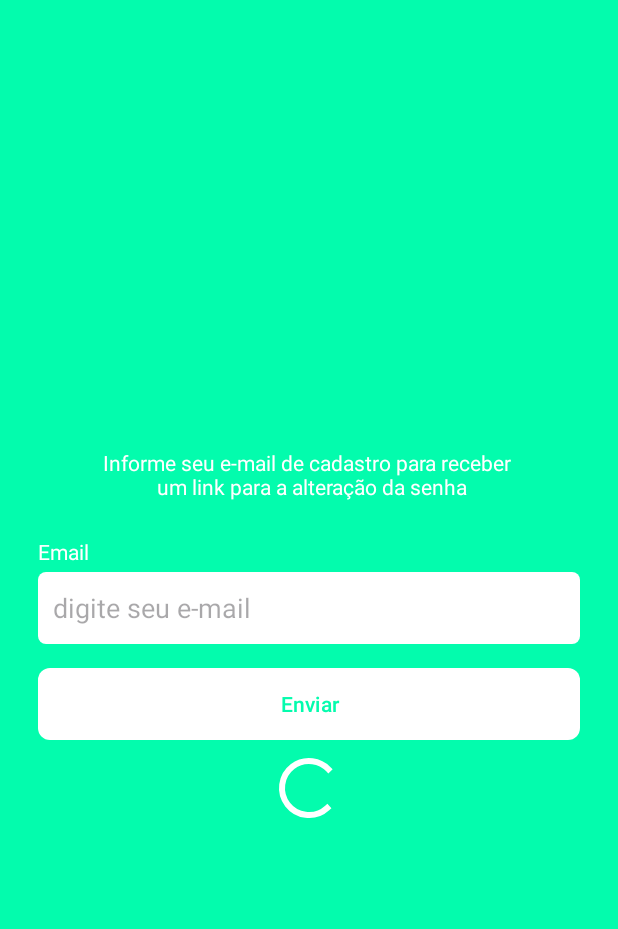
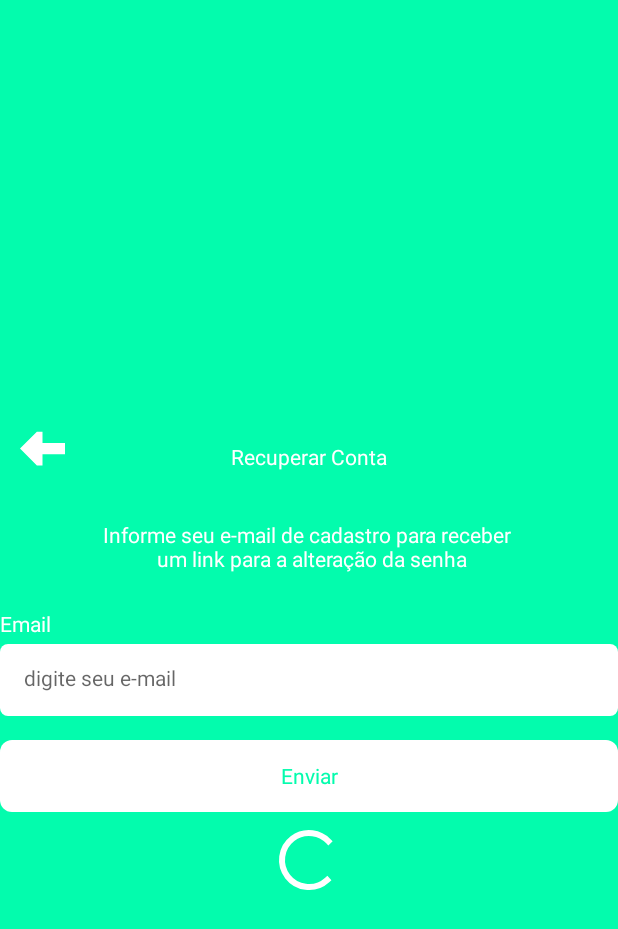
Before and after one commit to Eduardo-D-A/Kanbam, an Android app: the RecoverAccountFragment screen opened through its navigation route, on a phone screen of 412 x 824 dp. Shown: the top 929 px of the screen. Run offline under Robolectric (Android 15) with nearby library versions, the phone set to English and light mode, and no system bars; 1 statement that could not run was skipped.

Commit message:
Kanbam V2

```diff
--- a/app/src/main/java/com/eduardo/task/ui/RecoverAccountFragment.kt
+++ /dev/null
@@ -1,27 +0,0 @@
-package com.eduardo.task.ui
-
-import android.os.Bundle
-import androidx.fragment.app.Fragment
-import android.view.LayoutInflater
-import android.view.View
-import android.view.ViewGroup
-import com.eduardo.task.R
-import com.eduardo.task.databinding.FragmentRecoverAccountBinding
-
-class RecoverAccountFragment : Fragment() {
-
-    private var _binding: FragmentRecoverAccountBinding? = null
-    private val binding get() = _binding!!
-
-    override fun onCreateView(
-        inflater: LayoutInflater, container: ViewGroup?,
-        savedInstanceState: Bundle?
-    ): View {
-        _binding = FragmentRecoverAccountBinding.inflate(inflater,container,false)
-        return binding.root
-    }
-    override fun onDestroyView() {
-        super.onDestroyView()
-        _binding = null
-    }
-}
--- /dev/null
+++ b/app/src/main/java/com/eduardo/task/ui/auth/RecoverAccountFragment.kt
@@ -0,0 +1,55 @@
+package com.eduardo.task.ui.auth
+
+import android.os.Bundle
+import androidx.fragment.app.Fragment
+import android.view.LayoutInflater
+import android.view.View
+import android.view.ViewGroup
+import android.widget.Toast
+import androidx.navigation.fragment.findNavController
+import com.eduardo.task.R
+import com.eduardo.task.databinding.FragmentRecoverAccountBinding
+import com.eduardo.task.util.initToolbar
+import com.eduardo.task.util.showBottomSheet
+
+class RecoverAccountFragment : Fragment() {
+
+    private var _binding: FragmentRecoverAccountBinding? = null
+    private val binding get() = _binding!!
+
+    override fun onCreateView(
+        inflater: LayoutInflater, container: ViewGroup?,
+        savedInstanceState: Bundle?
+    ): View {
+        _binding = FragmentRecoverAccountBinding.inflate(inflater,container,false)
+        return binding.root
+    }
+
+    override fun onViewCreated(view: View, savedInstanceState: Bundle?) {
+        super.onViewCreated(view, savedInstanceState)
+        initToolbar(binding.toolBar)
+        initListener()
+    }
+
+    override fun onDestroyView() {
+        super.onDestroyView()
+        _binding = null
+    }
+
+    private fun initListener() {
+        binding.buttonEnviar.setOnClickListener {
+            validateDate()
+        }
+    }
+
+    private fun validateDate() {
+        val email = binding.email.text.toString().trim()
+
+        if (email.isNotBlank()){
+            Toast.makeText(requireContext(), "Tudo Ok!", Toast.LENGTH_SHORT).show()
+        }
+        else{
+            showBottomSheet(message = getString(R.string.email_empty))
+        }
+    }
+}
--- a/app/src/main/res/layout/fragment_recover_account.xml
+++ b/app/src/main/res/layout/fragment_recover_account.xml
@@ -4,18 +4,30 @@
     android:layout_width="match_parent"
     android:layout_height="match_parent"
     xmlns:app="http://schemas.android.com/apk/res-auto"
-    tools:context=".ui.RecoverAccountFragment"
+    tools:context=".ui.auth.RecoverAccountFragment"
     android:fillViewport="true">
 
     <LinearLayout
         android:layout_width="match_parent"
         android:layout_height="wrap_content"
-        app:layout_constraintBottom_toBottomOf="parent"
-        app:layout_constraintEnd_toEndOf="parent"
-        app:layout_constraintStart_toStartOf="parent"
-        app:layout_constraintTop_toTopOf="parent"
-        android:orientation="vertical"
-        android:layout_marginHorizontal="25dp">
+        android:orientation="vertical">
+
+        <com.google.android.material.appbar.MaterialToolbar
+            android:id="@+id/toolBar"
+            android:layout_width="match_parent"
+            android:layout_height="wrap_content"
+            app:navigationIcon="@drawable/icseta"
+            android:paddingTop="40dp">
+
+            <TextView
+                android:layout_width="wrap_content"
+                android:layout_height="wrap_content"
+                android:paddingTop="20dp"
+                android:text="Recuperar Conta"
+                android:textColor="@color/white"
+                android:layout_gravity="center_horizontal"/>
+
+        </com.google.android.material.appbar.MaterialToolbar>
 
         <TextView
             android:id="@+id/textrecuperar"
@@ -38,22 +50,16 @@
 
         <EditText
             android:id="@+id/email"
-            android:layout_width="match_parent"
-            android:layout_height="48dp"
+            style="@style/EditTextTheme"
             android:inputType="textEmailAddress"
-            android:background="@drawable/bg_edit_text"
             android:hint="digite seu e-mail"
-            android:padding="10dp"
             android:layout_marginTop="4dp"
             />
 
         <com.google.android.material.button.MaterialButton
-            android:layout_width="match_parent"
-            android:layout_height="wrap_content"
+            android:id="@+id/buttonEnviar"
+            style="@style/ButtonTheme"
             android:text="Enviar"
-            android:textColor="@color/color_default"
-            android:background="@drawable/bg_btn"
-            app:backgroundTint="@null"
             android:layout_marginTop="16dp"/>
 
         <ProgressBar
--- a/app/src/main/res/navigation/main_graph.xml
+++ b/app/src/main/res/navigation/main_graph.xml
@@ -12,13 +12,15 @@
         tools:layout="@layout/fragment_splash" >
         <action
             android:id="@+id/action_splashFragment_to_authentication"
-            app:destination="@id/authentication" />
+            app:destination="@id/authentication"
+            app:popUpTo="@id/splashFragment"
+            app:popUpToInclusive="true"/>
     </fragment>
     <navigation android:id="@+id/authentication"
         app:startDestination="@id/loginFragment">
         <fragment
             android:id="@+id/loginFragment"
-            android:name="com.eduardo.task.ui.LoginFragment"
+            android:name="com.eduardo.task.ui.auth.LoginFragment"
             android:label="fragment_login"
             tools:layout="@layout/fragment_login">
             <action
@@ -30,13 +32,38 @@
         </fragment>
         <fragment
             android:id="@+id/registerFragment"
-            android:name="com.eduardo.task.ui.RegisterFragment"
+            android:name="com.eduardo.task.ui.auth.RegisterFragment"
             android:label="fragment_register"
-            tools:layout="@layout/fragment_register" />
+            tools:layout="@layout/fragment_register" >
+            <action
+                android:id="@+id/action_registerFragment_to_loginFragment2"
+                app:destination="@id/loginFragment" />
+        </fragment>
         <fragment
             android:id="@+id/recoverAccountFragment"
-            android:name="com.eduardo.task.ui.RecoverAccountFragment"
+            android:name="com.eduardo.task.ui.auth.RecoverAccountFragment"
             android:label="fragment_recover_account"
-            tools:layout="@layout/fragment_recover_account" />
+            tools:layout="@layout/fragment_recover_account" >
+            <action
+                android:id="@+id/action_recoverAccountFragment_to_loginFragment"
+                app:destination="@id/loginFragment" />
+        </fragment>
+        <action
+            android:id="@+id/action_global_homeFragment"
+            app:destination="@id/homeFragment" />
     </navigation>
+    <fragment
+        android:id="@+id/homeFragment"
+        android:name="com.eduardo.task.ui.HomeFragment"
+        android:label="fragment_home"
+        tools:layout="@layout/fragment_home" >
+        <action
+            android:id="@+id/action_homeFragment_to_formTaskFragment"
+            app:destination="@id/formTaskFragment" />
+    </fragment>
+    <fragment
+        android:id="@+id/formTaskFragment"
+        android:name="com.eduardo.task.ui.FormTaskFragment"
+        android:label="fragment_form_task"
+        tools:layout="@layout/fragment_form_task" />
 </navigation>
--- a/app/src/main/res/values/themes.xml
+++ b/app/src/main/res/values/themes.xml
@@ -2,11 +2,43 @@
     <!-- Base application theme. -->
     <style name="Base.Theme.Task" parent="Theme.Material3.DayNight.NoActionBar">
         <!-- Customize your light theme here. -->
-        <!-- <item name="colorPrimary">@color/my_light_primary</item> -->
         <item name="colorPrimary">@color/color_default</item>
         <item name="colorPrimaryVariant">@color/color_default</item>
         <item name="android:windowBackground">@color/color_default</item>
     </style>
 
     <style name="Theme.Task" parent="Base.Theme.Task" />
+
+    <style name="CustomTabLayout" parent="Theme.Material3.DayNight.NoActionBar">
+        <item name="android:textSize">14sp</item>
+        <item name="android:textStyle">bold</item>
+    </style>
+
+    <!--pag81-->
+    <style name="bottomSheetDialogWrapper" parent="Widget.Design.BottomSheet.Modal">
+        <item name="android:background">@android:color/transparent</item>
+    </style>
+
+    <style name="BottomSheetDialog" parent="Theme.Design.Light.BottomSheetDialog">
+        <item name="bottomSheetStyle">@style/bottomSheetDialogWrapper</item>
+    </style>
+
+<!--    pag 83-->
+    <style name="EditTextTheme" parent="Theme.MaterialComponents.DayNight.NoActionBar">
+        <item name="android:background">@drawable/bg_edit_text</item>
+        <item name="android:padding">16dp</item>
+        <item name="android:textSize">14sp</item>
+        <item name="android:layout_height">48dp</item>
+        <item name="android:layout_width">match_parent</item>
+    </style>
+
+    <!-- pag 84 -->
+    <style name="ButtonTheme" parent="Theme.MaterialComponents.DayNight.NoActionBar">
+        <item name="android:background">@drawable/bg_btn</item>
+        <item name="android:textAllCaps">false</item>
+        <item name="android:textColor">@color/color_default</item>
+        <item name="backgroundTint">@null</item>
+        <item name="android:layout_width">match_parent</item>
+        <item name="android:layout_height">wrap_content</item>
+    </style>
 </resources>
--- a/gradle/libs.versions.toml
+++ b/gradle/libs.versions.toml
@@ -1,5 +1,5 @@
 [versions]
-agp = "8.9.0"
+agp = "8.9.1"
 kotlin = "2.0.21"
 coreKtx = "1.16.0"
 junit = "4.13.2"
```
Also changed, not shown: app/src/main/java/com/eduardo/task/ui/DoingFragment.kt (renamed from app/src/main/java/com/eduardo/task/ui/LoginFragment.kt, +6 -5 lines), app/src/main/java/com/eduardo/task/ui/HomeFragment.kt (added, +51 -0 lines), app/src/main/java/com/eduardo/task/ui/RegisterFragment.kt (deleted, +0 -26 lines), app/src/main/java/com/eduardo/task/ui/TodoFragment.kt (added, +42 -0 lines), app/src/main/java/com/eduardo/task/ui/auth/LoginFragment.kt (added, +70 -0 lines), app/src/main/java/com/eduardo/task/ui/auth/RegisterFragment.kt (added, +62 -0 lines), app/src/main/res/layout/fragment_doing.xml (added, +9 -0 lines), app/src/main/res/layout/fragment_home.xml (added, +57 -0 lines), app/src/main/res/layout/fragment_login.xml (+6 -14 lines), app/src/main/res/layout/fragment_register.xml (+12 -15 lines), app/src/main/res/layout/fragment_todo.xml (added, +22 -0 lines), app/src/main/res/values/strings.xml (+15 -2 lines).
